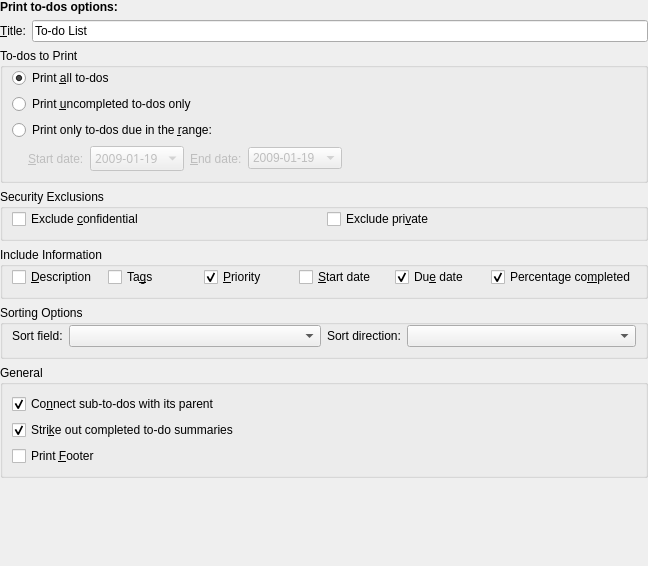
Before: the Qt Designer form src/printing/calprinttodoconfig_base.ui in KDE/calendarsupport, drawn with Qt 5.
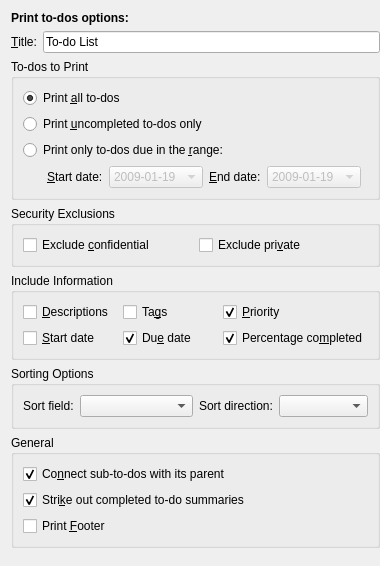
After: the same form once the commit is applied. Custom widgets are drawn as their Qt base class.

What changed in the file:
```diff
--- a/src/printing/calprinttodoconfig_base.ui
+++ b/src/printing/calprinttodoconfig_base.ui
@@ -4,28 +4,11 @@
  <comment>Configuration page for the print todo mode.</comment>
  <class>CalPrintTodoConfig_Base</class>
  <widget class="QWidget" name="CalPrintTodoConfig_Base">
-  <property name="geometry">
-   <rect>
-    <x>0</x>
-    <y>0</y>
-    <width>648</width>
-    <height>566</height>
-   </rect>
-  </property>
-  <layout class="QGridLayout" name="gridLayout">
-   <property name="leftMargin">
-    <number>0</number>
-   </property>
-   <property name="topMargin">
-    <number>0</number>
-   </property>
+  <layout class="QVBoxLayout">
    <property name="rightMargin">
     <number>0</number>
    </property>
-   <property name="bottomMargin">
-    <number>0</number>
-   </property>
-   <item row="0" column="0">
+   <item>
     <widget class="QLabel" name="label">
      <property name="text">
       <string>&lt;html&gt;&lt;head&gt;&lt;meta name=&quot;qrichtext&quot; content=&quot;1&quot; /&gt;&lt;style type=&quot;text/css&quot;&gt;
@@ -35,7 +18,7 @@
      </property>
     </widget>
    </item>
-   <item row="1" column="0">
+   <item>
     <layout class="QHBoxLayout">
      <item>
       <widget class="QLabel" name="mTitleLabel">
@@ -62,16 +45,13 @@
      </item>
     </layout>
    </item>
-   <item row="2" column="0">
+   <item>
     <widget class="QGroupBox" name="mPrintType">
      <property name="title">
       <string>To-dos to Print</string>
      </property>
-     <layout class="QGridLayout">
-      <property name="topMargin">
-       <number>0</number>
-      </property>
-      <item row="0" column="0">
+     <layout class="QVBoxLayout">
+      <item>
        <widget class="QRadioButton" name="mPrintAll">
         <property name="text">
          <string>Print &amp;all to-dos</string>
@@ -81,43 +61,22 @@
         </property>
        </widget>
       </item>
-      <item row="1" column="0">
+      <item>
        <widget class="QRadioButton" name="mPrintUnfinished">
-        <property name="enabled">
-         <bool>true</bool>
-        </property>
         <property name="text">
          <string>Print &amp;uncompleted to-dos only</string>
         </property>
        </widget>
       </item>
-      <item row="2" column="0">
+      <item>
        <widget class="QRadioButton" name="mPrintDueRange">
-        <property name="enabled">
-         <bool>true</bool>
-        </property>
         <property name="text">
          <string>Print only to-dos due in the &amp;range:</string>
         </property>
        </widget>
       </item>
-      <item row="3" column="0">
+      <item>
        <layout class="QHBoxLayout">
-        <property name="spacing">
-         <number>6</number>
-        </property>
-        <property name="leftMargin">
-         <number>0</number>
-        </property>
-        <property name="topMargin">
-         <number>0</number>
-        </property>
-        <property name="rightMargin">
-         <number>0</number>
-        </property>
-        <property name="bottomMargin">
-         <number>0</number>
-        </property>
         <item>
          <spacer>
           <property name="orientation">
@@ -128,22 +87,19 @@
           </property>
           <property name="sizeHint" stdset="0">
            <size>
-            <width>16</width>
-            <height>20</height>
+            <width>24</width>
+            <height>1</height>
            </size>
           </property>
          </spacer>
         </item>
         <item>
          <widget class="QLabel" name="mFromDateLabel">
-          <property name="enabled">
-           <bool>false</bool>
+          <property name="toolTip">
+           <string>Starting date for the print</string>
           </property>
-          <property name="sizePolicy">
-           <sizepolicy hsizetype="Maximum" vsizetype="Preferred">
-            <horstretch>0</horstretch>
-            <verstretch>0</verstretch>
-           </sizepolicy>
+          <property name="whatsThis">
+           <string>If you want to print more days at once, you can define a range of dates with this option and the &lt;i&gt;End date&lt;/i&gt; option. This option is used to define the start date.</string>
           </property>
           <property name="text">
            <string>&amp;Start date:</string>
@@ -158,18 +114,6 @@
           <property name="enabled">
            <bool>false</bool>
           </property>
-          <property name="font">
-           <font>
-            <family>Sans Serif</family>
-            <pointsize>9</pointsize>
-            <weight>50</weight>
-            <italic>false</italic>
-            <bold>false</bold>
-            <underline>false</underline>
-            <strikeout>false</strikeout>
-            <kerning>true</kerning>
-           </font>
-          </property>
           <property name="focusPolicy">
            <enum>Qt::StrongFocus</enum>
           </property>
@@ -185,14 +129,11 @@
         </item>
         <item>
          <widget class="QLabel" name="mToDateLabel">
-          <property name="enabled">
-           <bool>false</bool>
+          <property name="toolTip">
+           <string>Ending date for the print</string>
           </property>
-          <property name="sizePolicy">
-           <sizepolicy hsizetype="Maximum" vsizetype="Preferred">
-            <horstretch>0</horstretch>
-            <verstretch>0</verstretch>
-           </sizepolicy>
+          <property name="whatsThis">
+           <string>If you want to print more days at once, you can define a range of dates with this option and the &lt;i&gt;Start date&lt;/i&gt; option. This option is used to define the end date.</string>
           </property>
           <property name="text">
            <string>&amp;End date:</string>
@@ -228,12 +169,6 @@
           <property name="sizeType">
            <enum>QSizePolicy::Expanding</enum>
           </property>
-          <property name="sizeHint" stdset="0">
-           <size>
-            <width>128</width>
-            <height>20</height>
-           </size>
-          </property>
          </spacer>
         </item>
        </layout>
@@ -241,15 +176,12 @@
      </layout>
     </widget>
    </item>
-   <item row="3" column="0">
+   <item>
     <widget class="QGroupBox" name="mSecurity">
      <property name="title">
       <string>Security Exclusions</string>
      </property>
      <layout class="QHBoxLayout" name="horizontalLayout_4">
-      <property name="topMargin">
-       <number>0</number>
-      </property>
       <item>
        <widget class="QCheckBox" name="mExcludeConfidential">
         <property name="whatsThis">
@@ -273,7 +205,7 @@
      </layout>
     </widget>
    </item>
-   <item row="4" column="0">
+   <item>
     <widget class="QGroupBox" name="includeInfoBox">
      <property name="title">
       <string>Include Information</string>
@@ -281,11 +213,8 @@
      <property name="checkable">
       <bool>false</bool>
      </property>
-     <layout class="QHBoxLayout" name="horizontalLayout">
-      <property name="topMargin">
-       <number>0</number>
-      </property>
-      <item>
+     <layout class="QGridLayout" name="includeLayout">
+      <item row="0" column="0">
        <widget class="QCheckBox" name="mDescription">
         <property name="toolTip">
          <string>Print item descriptions</string>
@@ -294,11 +223,11 @@
          <string>Check this option if you want to see the item descriptions printed.</string>
         </property>
         <property name="text">
-         <string>&amp;Description</string>
+         <string>&amp;Descriptions</string>
         </property>
        </widget>
       </item>
-      <item>
+      <item row="0" column="1">
        <widget class="QCheckBox" name="mCategories">
         <property name="toolTip">
          <string>Print item tags</string>
@@ -311,7 +240,7 @@
         </property>
        </widget>
       </item>
-      <item>
+      <item row="0" column="2">
        <widget class="QCheckBox" name="mPriority">
         <property name="toolTip">
          <string>Print item priorities</string>
@@ -327,7 +256,7 @@
         </property>
        </widget>
       </item>
-      <item>
+      <item row="1" column="0">
        <widget class="QCheckBox" name="mStartDate">
         <property name="toolTip">
          <string>Print item start dates</string>
@@ -340,7 +269,7 @@
         </property>
        </widget>
       </item>
-      <item>
+      <item row="1" column="1">
        <widget class="QCheckBox" name="mDueDate">
         <property name="toolTip">
          <string>Print item due dates</string>
@@ -356,7 +285,7 @@
         </property>
        </widget>
       </item>
-      <item>
+      <item row="1" column="2">
        <widget class="QCheckBox" name="mPercentComplete">
         <property name="toolTip">
          <string>Print item completion percentage</string>
@@ -381,15 +310,12 @@
      <zorder>mPriority</zorder>
     </widget>
    </item>
-   <item row="5" column="0">
+   <item>
     <widget class="QGroupBox" name="sortingOptionsBox">
      <property name="title">
       <string>Sorting Options</string>
      </property>
      <layout class="QHBoxLayout" name="horizontalLayout_2">
-      <property name="topMargin">
-       <number>0</number>
-      </property>
       <item>
        <layout class="QHBoxLayout">
         <item>
@@ -447,7 +373,7 @@
      </layout>
     </widget>
    </item>
-   <item row="6" column="0">
+   <item>
     <widget class="QGroupBox" name="mGeneralGroup">
      <property name="title">
       <string comment="@title general print settings">General</string>
@@ -489,17 +415,11 @@
      </layout>
     </widget>
    </item>
-   <item row="7" column="0">
+   <item>
     <spacer name="verticalSpacer">
      <property name="orientation">
       <enum>Qt::Vertical</enum>
      </property>
-     <property name="sizeHint" stdset="0">
-      <size>
-       <width>20</width>
-       <height>7</height>
-      </size>
-     </property>
     </spacer>
    </item>
   </layout>
```
Left out of the diff: 41 changed lines with no effect on the pictures.
